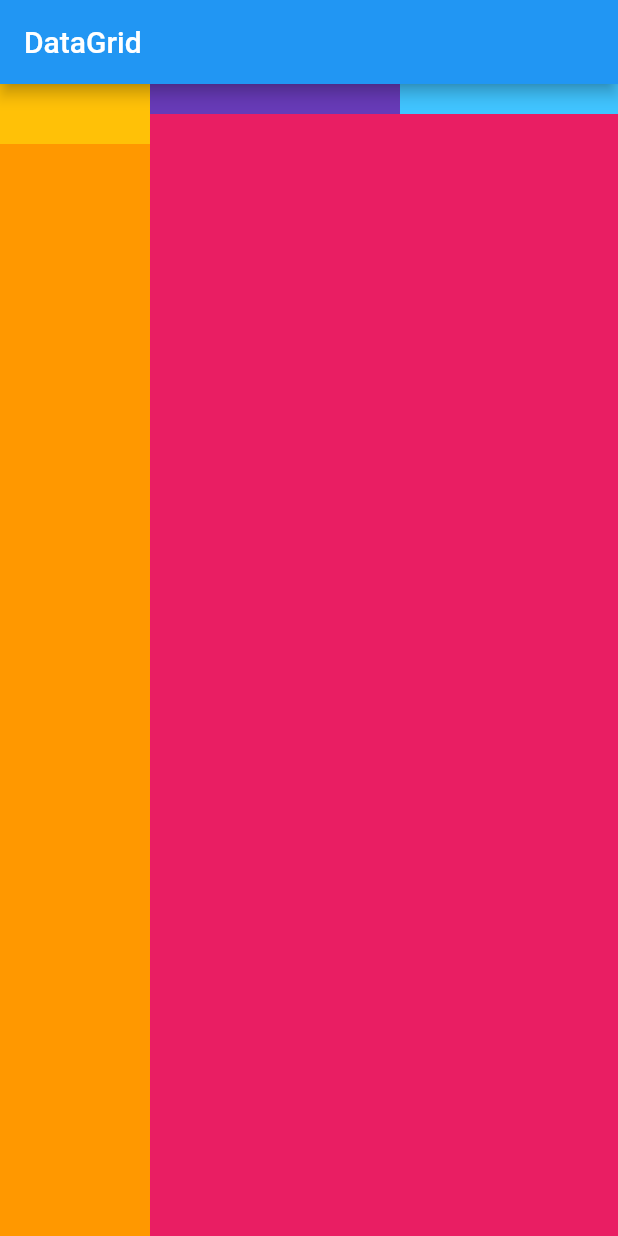
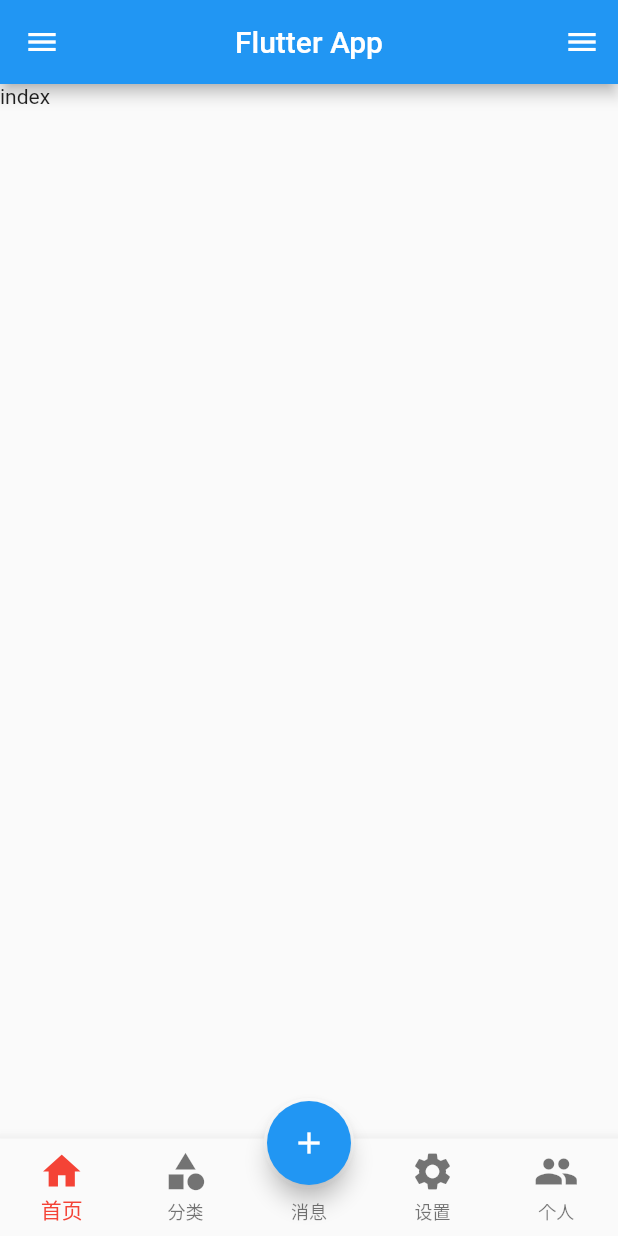
Before and after one commit to zwmin0130/Demo, a Flutter app: the screen it shows after launch, on a phone screen of 412 x 824 dp. Run offline on Flutter 3.47's test engine with Material 2 defaults, Android fonts, the phone set to English and light mode, and no system bars; missing offline and left inert: dart:js.

Commit message:
底部页面

```diff
--- a/lib/main.dart
+++ b/lib/main.dart
@@ -1,111 +1,21 @@
 import 'package:flutter/material.dart';
+import './routers/routers.dart';
 
 void main() {
   runApp(const MyApp());
 }
 
 class MyApp extends StatelessWidget {
-  const MyApp({super.key});
+  const MyApp({Key? key}) : super(key: key);
   @override
   Widget build(BuildContext context) {
     return MaterialApp(
-      title: 'DataGrid',
+      debugShowCheckedModeBanner: false,
       theme: ThemeData(
-        primarySwatch: Colors.blue,
-      ),
-      home: const DataGrid(title: 'DataGrid'),
+          primaryColor: Colors.blue,
+          appBarTheme: const AppBarTheme(centerTitle: true)),
+      initialRoute: "/",
+      onGenerateRoute: onGenerateRoute,
     );
   }
 }
-
-class DataGrid extends StatefulWidget {
-  const DataGrid({super.key, required this.title});
-  final String title;
-
-  @override
-  State<DataGrid> createState() => _DataGridState();
-}
-
-class _DataGridState extends State<DataGrid> {
-  @override
-  Widget build(BuildContext context) {
-    return Scaffold(
-        appBar: AppBar(
-          title: Text(widget.title),
-        ),
-        body: Container(
-            height: double.infinity,
-            width: double.infinity,
-            color: Colors.white,
-            child: Row(
-              children: [
-                Container(
-                  width: 100,
-                  height: double.infinity,
-                  child: Column(
-                    children: [
-                      Container(
-                        width: double.infinity,
-                        height: 40,
-                        color: Colors.amber,
-                      ),
-                      Expanded(
-                        child: Container(
-                          color: Colors.orange,
-                        ),
-                      )
-                    ],
-                  ),
-                ),
-                Expanded(
-                  child: Container(
-                    child: Column(
-                      children: [
-                        SingleChildScrollView(
-                          scrollDirection: Axis.horizontal,
-                          child: IntrinsicWidth(
-                            child: Container(
-                              width: 500,
-                              child: Table(
-                                children: [
-                                  TableRow(
-                                    children: [
-                                      IntrinsicHeight(
-                                        child: Container(
-                                          width: 200,
-                                          height: 20,
-                                          color: Colors.deepPurple,
-                                        ),
-                                      ),
-                                      IntrinsicHeight(
-                                        child: Container(
-                                            width: 20,
-                                            height: 20,
-                                            color: Colors.lightBlueAccent),
-                                      ),
-                                      IntrinsicHeight(
-                                        child: Container(
-                                            width: 20,
-                                            height: 20,
-                                            color: Colors.deepPurple),
-                                      ),
-                                    ],
-                                  ),
-                                ],
-                              ),
-                            ),
-                          ),
-                        ),
-                        Expanded(
-                          child: Container(
-                            color: Colors.pink,
-                          ),
-                        )
-                      ],
-                    ),
-                  ),
-                )
-              ],
-            )));
-  }
-}
--- /dev/null
+++ b/lib/pages/tabs.dart
@@ -0,0 +1,131 @@
+import 'package:flutter/material.dart';
+import './tabs/home.dart';
+import './tabs/category.dart';
+import './tabs/message.dart';
+import './tabs/setting.dart';
+import './tabs/user.dart';
+
+class Tabs extends StatefulWidget {
+  final int index;
+  const Tabs({super.key, this.index = 0});
+
+  @override
+  State<Tabs> createState() => _TabsState();
+}
+
+class _TabsState extends State<Tabs> {
+  late int _currentIndex;
+  @override
+  void initState() {
+    // TODO: implement initState
+    super.initState();
+    _currentIndex = widget.index;
+  }
+
+  final List<Widget> _pages = const [
+    HomePage(),
+    CategoryPage(),
+    MessagePage(),
+    SettingPage(),
+    UserPage()
+  ];
+  @override
+  Widget build(BuildContext context) {
+    return Scaffold(
+      appBar: AppBar(
+        title: const Text("Flutter App"),
+      ),
+      drawer: Drawer(
+        child: Column(
+          children: [
+            Row(
+              children: [
+                //自定义
+                Expanded(
+                    flex: 1,
+                    child: DrawerHeader(
+                      decoration: const BoxDecoration(
+                        image: DecorationImage(
+                            fit: BoxFit.cover, image: NetworkImage("url")),
+                      ),
+                      child: Column(
+                        children: const [
+                          ListTile(
+                            leading: CircleAvatar(
+                              backgroundImage: NetworkImage("url"),
+                            ),
+                            title: Text("data"),
+                          )
+                        ],
+                      ),
+                    ))
+                // Expanded(
+                //   flex: 1,
+                //   child: UserAccountsDrawerHeader(
+                //     accountName: const Text("accountName"),
+                //     accountEmail: const Text("accountEmail"),
+                //     otherAccountsPictures: [
+                //       Image.network("src"),
+                //     ],
+                //     currentAccountPicture: const CircleAvatar(
+                //       backgroundImage: NetworkImage("url"),
+                //     ),
+                //     decoration: const BoxDecoration(
+                //         image: DecorationImage(
+                //             fit: BoxFit.cover, image: NetworkImage("url"))),
+                //   ),
+                // )
+              ],
+            ),
+            const ListTile(
+                leading: CircleAvatar(
+                  child: Icon(Icons.people),
+                ),
+                title: Text("data")),
+            const Divider()
+          ],
+        ),
+      ),
+      endDrawer: const Drawer(
+        child: Text("data"),
+      ),
+      body: _pages[_currentIndex],
+      bottomNavigationBar: BottomNavigationBar(
+        fixedColor: Colors.red,
+        iconSize: 30,
+        currentIndex: _currentIndex,
+        type: BottomNavigationBarType.fixed,
+        onTap: (value) {
+          setState(() {
+            _currentIndex = value;
+          });
+        },
+        items: const [
+          BottomNavigationBarItem(icon: Icon(Icons.home), label: "首页"),
+          BottomNavigationBarItem(icon: Icon(Icons.category), label: "分类"),
+          BottomNavigationBarItem(icon: Icon(Icons.add), label: "消息"),
+          BottomNavigationBarItem(icon: Icon(Icons.settings), label: "设置"),
+          BottomNavigationBarItem(icon: Icon(Icons.people), label: "个人"),
+        ],
+      ),
+      floatingActionButton: Container(
+        width: 60,
+        height: 60,
+        padding: const EdgeInsets.all(2),
+        margin: const EdgeInsets.only(top: 6),
+        decoration: BoxDecoration(
+            color: Colors.white, borderRadius: BorderRadius.circular(30)),
+        child: FloatingActionButton(
+          backgroundColor: _currentIndex == 2 ? Colors.red : Colors.blue,
+          onPressed: () {
+            setState(() {
+              _currentIndex = 2;
+            });
+          },
+          child: const Icon(Icons.add),
+        ),
+      ),
+      floatingActionButtonLocation: FloatingActionButtonLocation.centerDocked,
+    );
+  }
+}
--- /dev/null
+++ b/lib/pages/tabs/home.dart
@@ -0,0 +1,15 @@
+import 'package:flutter/material.dart';
+
+class HomePage extends StatefulWidget {
+  const HomePage({super.key});
+
+  @override
+  State<HomePage> createState() => _HomePageState();
+}
+
+class _HomePageState extends State<HomePage> {
+  @override
+  Widget build(BuildContext context) {
+    return const Text("index");
+  }
+}
--- /dev/null
+++ b/lib/routers/routers.dart
@@ -0,0 +1,35 @@
+import 'dart:js';
+import 'package:flutter/material.dart';
+//配置ios风格的路由
+// import 'package:flutter/cupertino.dart';
+
+import '../pages/tabs.dart';
+
+Map routes = {
+  "/": (context) => const Tabs(),
+};
+
+var onGenerateRoute = (RouteSettings settings) {
+  final String? name = settings.name;
+  final Function? pageContentBuilder = routes[name];
+  if (pageContentBuilder != null) {
+    if (settings.arguments != null) {
+      final Route route = MaterialPageRoute(
+          builder: (context) =>
+              pageContentBuilder(context, arguments: settings.arguments));
+      return route;
+    }
+    final Route route =
+        MaterialPageRoute(builder: (context) => pageContentBuilder(context));
+    // if (settings.arguments != null) {
+    //   final Route route = CupertinoPageRoute(
+    //       builder: (context) =>
+    //           pageContentBuilder(context, arguments: settings.arguments));
+    //   return route;
+    // }
+    // final Route route =
+    //     CupertinoPageRoute(builder: (context) => pageContentBuilder(context));
+    return route;
+  }
+  return null;
+};
```
Also changed, not shown: lib/main copy 2.dart (deleted, +0 -176 lines), lib/main copy.dart (deleted, +0 -115 lines), lib/pages/tabs/category.dart (added, +15 -0 lines), lib/pages/tabs/message.dart (added, +15 -0 lines), lib/pages/tabs/setting.dart (added, +15 -0 lines), lib/pages/tabs/user.dart (added, +15 -0 lines).
